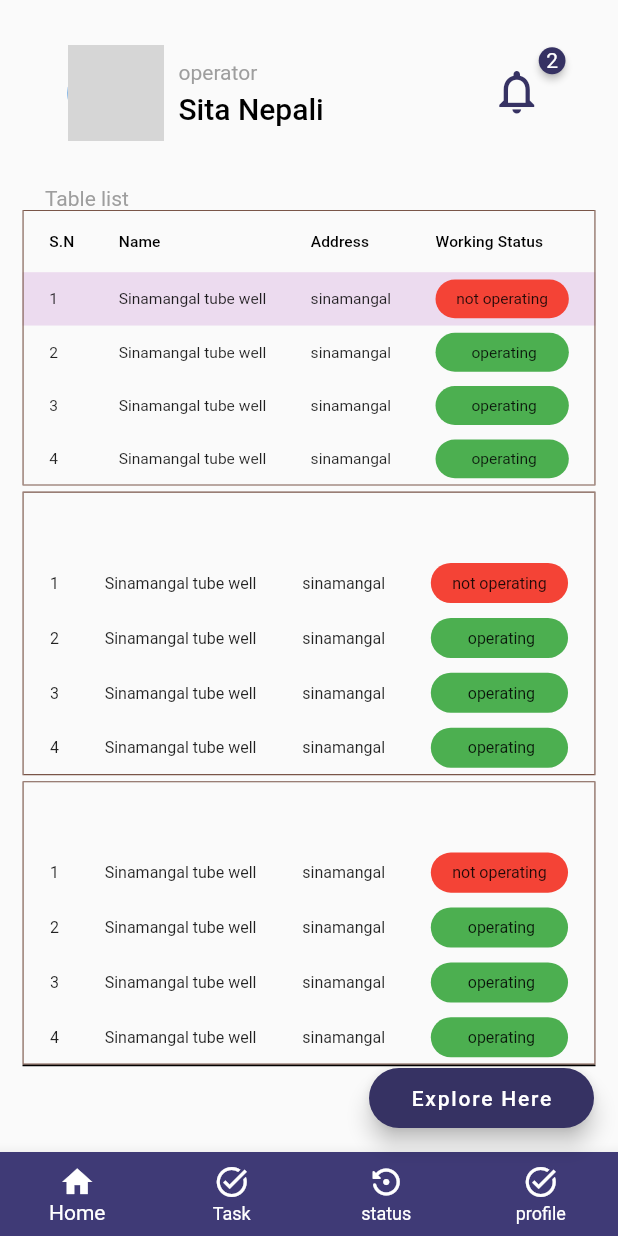
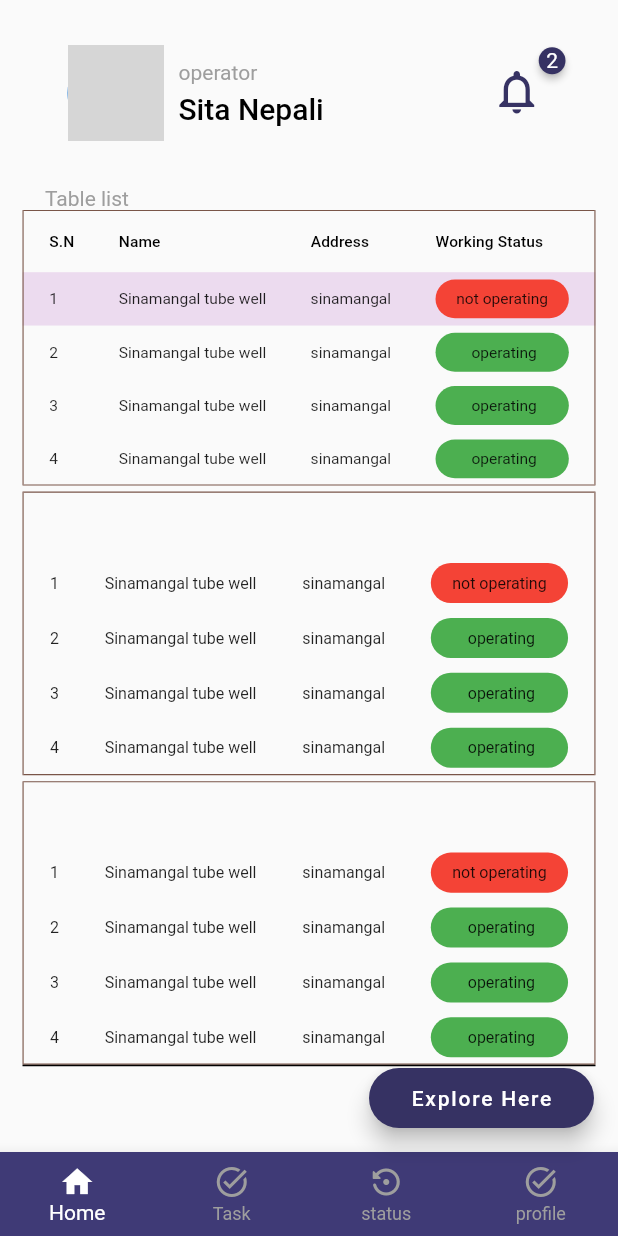
Before and after one commit to kghSachin/okay-journey-flutter-uiProject1, a Flutter app: the screen it shows after launch, after a tap on the "notifications none" icon, on a phone screen of 412 x 824 dp. Run offline on Flutter 3.47's test engine with Material 2 defaults, Android fonts, the phone set to English and light mode, and no system bars; drawn by our look-alikes of badges; grey boxes are pictures that could not be loaded.

Commit message:
final touch

```diff
--- a/lib/screen/home_screen.dart
+++ b/lib/screen/home_screen.dart
@@ -1,7 +1,7 @@
 import 'package:flutter/material.dart';
 import 'package:flutteruitask/widgets/appbar_widget.dart';
 
-import '../widgets/fittedbox.dart';
+import '../widgets/table_view.dart';
 
 class HomePage extends StatelessWidget {
   const HomePage({super.key});
@@ -80,7 +80,7 @@ class HomePage extends StatelessWidget {
           // selectedIconTheme: const IconThemeData(color: Colors.white),
           // unselectedIconTheme: const IconThemeData(color: Colors.white),
           selectedItemColor: Colors.white,
-          unselectedItemColor: Colors.white,
+          unselectedItemColor: Colors.grey,
           selectedLabelStyle: const TextStyle(color: Colors.white),
           unselectedLabelStyle: const TextStyle(color: Colors.white),
           backgroundColor: const Color(0xFF3F3A76),
--- a/lib/widgets/appbar_widget.dart
+++ b/lib/widgets/appbar_widget.dart
@@ -44,7 +44,7 @@ class AppBarWidget extends StatelessWidget {
             padding: const EdgeInsets.only(bottom: 5),
             child: badges.Badge(
               onTap: () {
-                print("hello");
+                debugPrint("hello");
               },
               badgeStyle:
                   const badges.BadgeStyle(badgeColor: Color(0xFF363263)),
@@ -54,7 +54,7 @@ class AppBarWidget extends StatelessWidget {
               ),
               child: IconButton(
                 onPressed: () {
-                  print("hello 2");
+                  debugPrint("hello 2");
                 },
                 icon: const Icon(
                   Icons.notifications_none,
```
Also changed, not shown: lib/widgets/table_view.dart (renamed from lib/widgets/fittedbox.dart).
